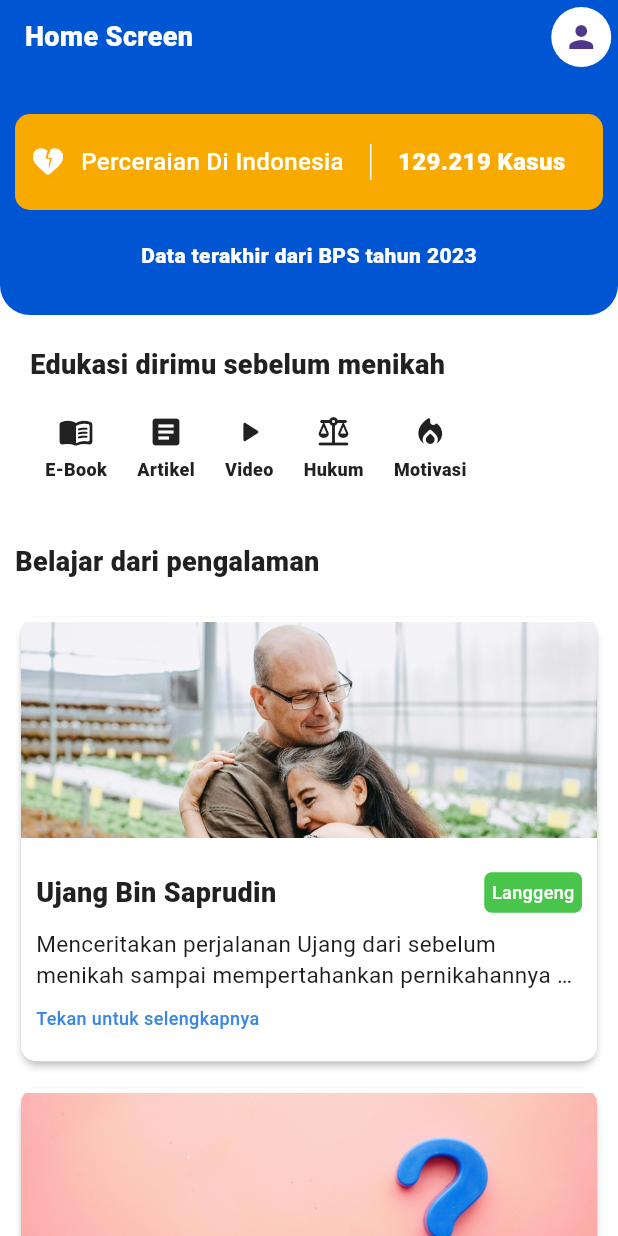
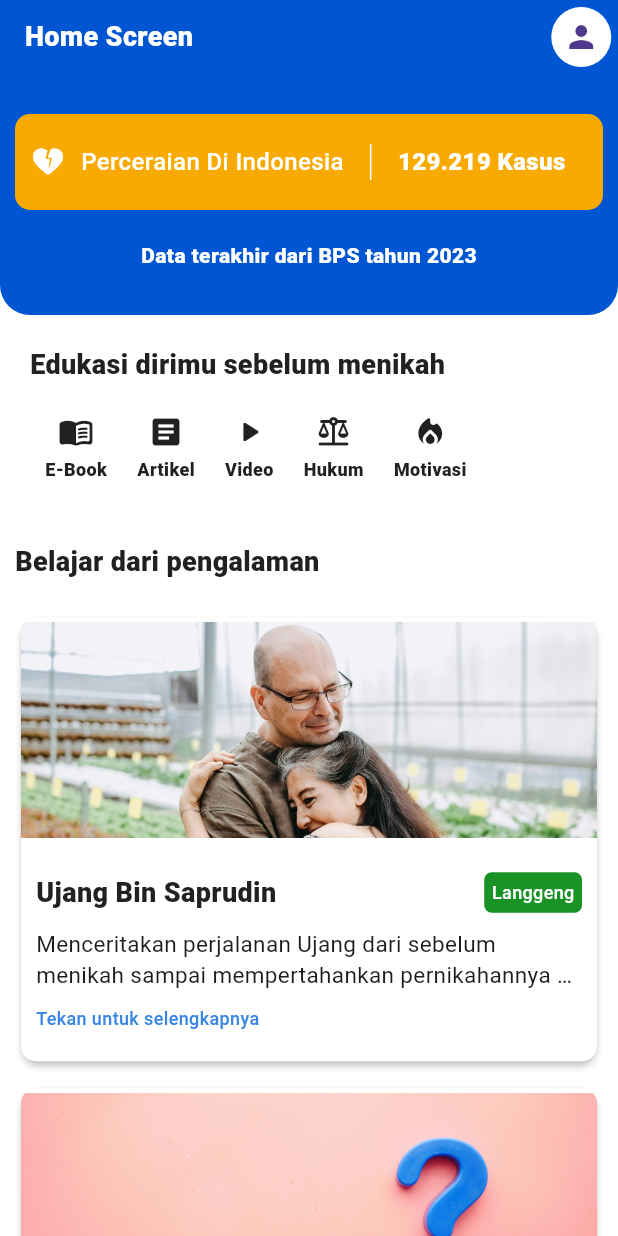
Before and after one commit to MirzaMlna/experiment, a Flutter app: the HomeView screen opened by its route, on a phone screen of 412 x 824 dp. Run offline on Flutter 3.47's test engine with Material 3 defaults, Android fonts, the phone set to English and light mode, and no system bars; our stand-ins replace get_it; Roboto replaces fonts that are missing (Manrope).

Commit message:
💄 Updating Color Theme

```diff
--- a/lib/app/theme/app_colors.dart
+++ b/lib/app/theme/app_colors.dart
@@ -39,9 +39,9 @@ class AppColors {
   // Named Colors
   static const Color primary = blueLv1;
   static const Color secondary = blueLv6;
-  static const Color success = greenLv2;
-  static const Color warning = yellowLv2;
-  static const Color error = redLv2;
+  static const Color success = greenLv1;
+  static const Color warning = yellowLv1;
+  static const Color error = redLv1;
   static const Color disabled = blackLv5;
 
   // Black
```
